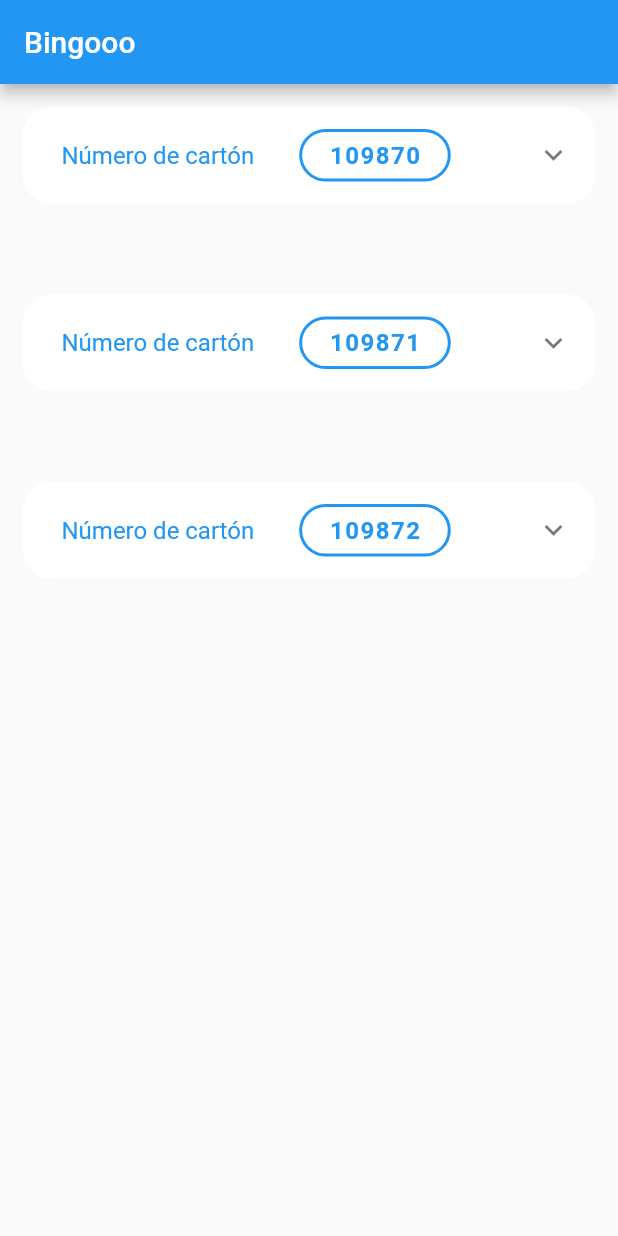
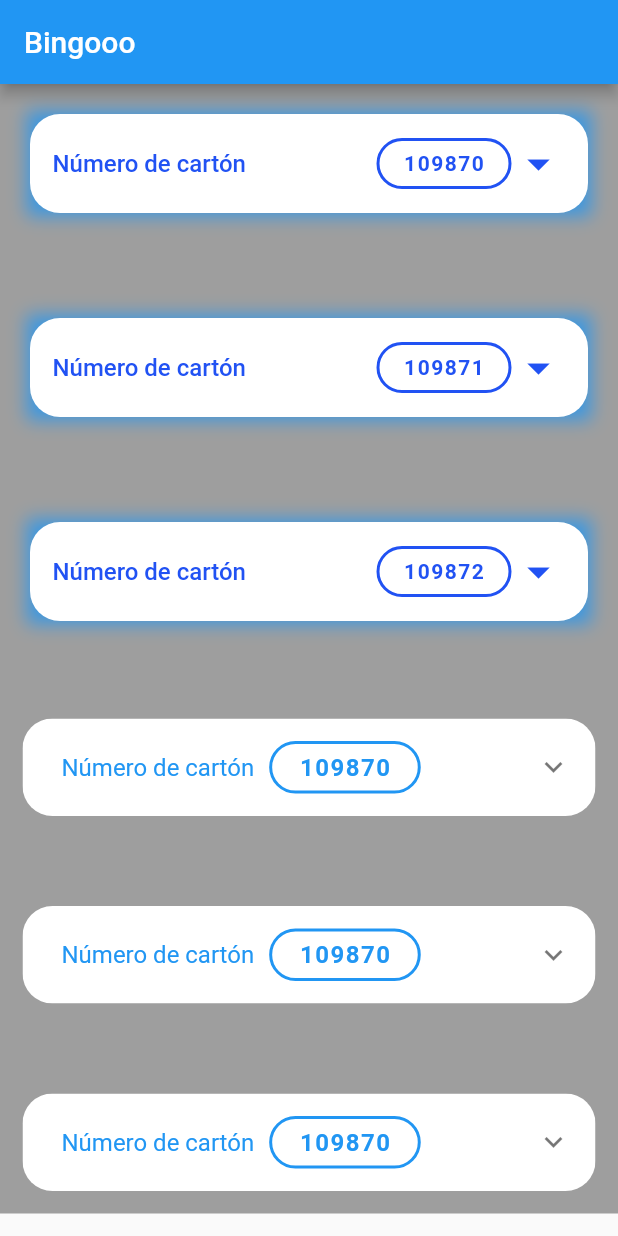
Before and after one commit to flourdes/folding_cardboard, a Flutter app: the screen it shows after launch, on a phone screen of 412 x 824 dp. Run offline on Flutter 3.47's test engine with Material 2 defaults, Android fonts, the phone set to English and light mode, and no system bars.

Commit message:
Update code

```diff
--- a/lib/folding_cardboard_component.dart
+++ b/lib/folding_cardboard_component.dart
@@ -66,7 +66,7 @@ class _FoldingCardboardComponentState extends State<FoldingCardboardComponent> {
                         style: TextStyle(color: widget.color),
                       ),
                       const SizedBox(
-                        width: 30,
+                        width: 10,
                       ),
                       Container(
                         padding: const EdgeInsets.symmetric(
--- /dev/null
+++ b/lib/folding_cardboard_component_custom.dart
@@ -0,0 +1,188 @@
+import 'package:flutter/material.dart';
+
+import 'models/lottery_ticket_model.dart';
+
+class FoldingCardboardComponentCustom extends StatefulWidget {
+  final Color colorMain;
+  final Color backgroundColor;
+  final Color cellColor;
+  final Color cellText;
+  final String title;
+  final LotteryTicketModel lotteryTicketModel;
+
+  const FoldingCardboardComponentCustom({
+    Key? key,
+    this.title = "Número de cartón",
+    required this.lotteryTicketModel,
+    this.colorMain = const Color.fromARGB(255, 33, 82, 243),
+    this.backgroundColor = Colors.white,
+    this.cellText = const Color.fromARGB(255, 125, 125, 125),
+    this.cellColor = const Color.fromARGB(255, 239, 239, 239),
+  }) : super(key: key);
+
+  @override
+  State<FoldingCardboardComponentCustom> createState() =>
+      _FoldingCardboardComponentCustomState();
+}
+
+class _FoldingCardboardComponentCustomState
+    extends State<FoldingCardboardComponentCustom>
+    with SingleTickerProviderStateMixin {
+  bool _isVisible = false;
+
+  late AnimationController _controller;
+
+  @override
+  void initState() {
+    super.initState();
+
+    _controller = AnimationController(
+      vsync: this,
+      duration: const Duration(milliseconds: 200),
+      upperBound: 0.5,
+    );
+  }
+
+  @override
+  void dispose() {
+    super.dispose();
+    _controller.dispose();
+  }
+
+  @override
+  Widget build(BuildContext context) {
+    List<TableRow> carton = List.generate(
+        5,
+        (indexCol) => TableRow(
+            children: List.generate(
+                7,
+                (int index) => Container(
+                      width: MediaQuery.of(context).size.width / 9,
+                      height: MediaQuery.of(context).size.width / 9,
+                      margin: const EdgeInsets.all(5),
+                      decoration: BoxDecoration(
+                          color: widget.cellColor,
+                          borderRadius: BorderRadius.circular(9),
+                          boxShadow: [
+                            BoxShadow(
+                              color: widget.cellColor.withOpacity(0.9),
+                              blurRadius: 2,
+                              offset: const Offset(3.5, 3.5),
+                            ),
+                          ]),
+                      alignment: Alignment.center,
+                      child: Text(
+                        widget.lotteryTicketModel.numberList[indexCol][index]
+                            .toString(),
+                        style: TextStyle(
+                          fontWeight: FontWeight.bold,
+                          fontSize: 14,
+                          color: widget.cellText,
+                        ),
+                      ),
+                    ))));
+
+    return _expansionTable(carton);
+  }
+
+  void _onTap() {
+    setState(() {
+      if (_isVisible) {
+        _controller.reverse(from: 0.5);
+      } else {
+        _controller.forward(from: 0.0);
+      }
+      _isVisible = !_isVisible;
+    });
+  }
+
+  _expansionTable(carton) {
+    return Container(
+      decoration: BoxDecoration(boxShadow: [
+        BoxShadow(
+          color: Colors.blue.withOpacity(0.8),
+          spreadRadius: 2,
+          blurRadius: 9,
+          offset: const Offset(0, 0),
+        ),
+      ]),
+      child: GestureDetector(
+        onTap: _onTap,
+        child: ClipRRect(
+          borderRadius: BorderRadius.circular(20),
+          child: Container(
+            width: double.infinity,
+            decoration: BoxDecoration(
+              color: widget.backgroundColor,
+            ),
+            child: Padding(
+              padding: const EdgeInsets.all(15), //separacion
+              child: Column(
+                mainAxisAlignment: MainAxisAlignment.spaceBetween,
+                children: [
+                  Row(
+                    mainAxisAlignment: MainAxisAlignment.spaceBetween,
+                    children: [
+                      Text(
+                        "Número de cartón",
+                        style: TextStyle(
+                          fontSize: 16,
+                          fontWeight: FontWeight.w500,
+                          color: widget.colorMain, //colorMain
+                        ),
+                      ),
+                      Row(
+                        mainAxisAlignment: MainAxisAlignment.center,
+                        children: [
+                          Container(
+                            height: 34,
+                            width: 90,
+                            alignment: Alignment.center,
+                            decoration: BoxDecoration(
+                              border: Border.all(
+                                width: 2,
+                                color: widget.colorMain, //colorMain
+                              ),
+                              borderRadius: BorderRadius.circular(20),
+                            ),
+                            child: Text(
+                              widget.lotteryTicketModel.number.toString(),
+                              style: TextStyle(
+                                color: widget.colorMain, //colorMain
+                                fontWeight: FontWeight.w600,
+                                letterSpacing: 1,
+                              ),
+                            ),
+                          ),
+                          RotationTransition(
+                            turns: Tween(begin: 0.0, end: 1.0)
+                                .animate(_controller),
+                            child: Icon(
+                              Icons.arrow_drop_down,
+                              size: 36,
+                              color: widget.colorMain,
+                            ),
+                          ),
+                        ],
+                      ),
+                    ],
+                  ),
+                  Visibility(
+                    maintainAnimation: false,
+                    visible: _isVisible,
+                    child: Padding(
+                      padding: const EdgeInsets.only(top: 15),
+                      child: Table(
+                        children: carton,
+                      ),
+                    ),
+                  )
+                ],
+              ),
+            ),
+          ),
+        ),
+      ),
+    );
+  }
+}
--- a/lib/view.dart
+++ b/lib/view.dart
@@ -1,5 +1,6 @@
 import 'package:flutter/material.dart';
-import 'folding_cardboard_component.dart';
+import 'package:folding_cardboard/folding_cardboard_component.dart';
+import 'package:folding_cardboard/folding_cardboard_component_custom.dart';
 import 'models/lottery_ticket_model.dart';
 
 class View extends StatefulWidget {
@@ -13,7 +14,6 @@ class View extends StatefulWidget {
 class _ViewState extends State<View> {
   @override
   Widget build(BuildContext context) {
-
     _generarCarton(n) {
       List<List<int>> carton = [];
       for (int i = 0; i < 5; i++) {
@@ -34,31 +34,45 @@ class _ViewState extends State<View> {
     List<List<int>> cartonB = _generarCarton(5);
     List<List<int>> cartonC = _generarCarton(7);
 
-    LotteryTicketModel lotteryTicketA =
-        LotteryTicketModel(number: 109870, numberList: cartonA);
-    LotteryTicketModel lotteryTicketB =
-        LotteryTicketModel(number: 109871, numberList: cartonB);
-LotteryTicketModel lotteryTicketC =
-        LotteryTicketModel(number: 109872, numberList: cartonC);
+    LotteryTicketModel lotteryTicketA = LotteryTicketModel(number: 109870, numberList: cartonA);
+    LotteryTicketModel lotteryTicketB = LotteryTicketModel(number: 109871, numberList: cartonB);
+    LotteryTicketModel lotteryTicketC = LotteryTicketModel(number: 109872, numberList: cartonC);
 
     return Scaffold(
       appBar: AppBar(
         title: const Text("Bingooo"),
       ),
-        body: SingleChildScrollView(
+      body: Container(
+        color: Colors.grey,
+        child: SingleChildScrollView(
           child: Column(
             crossAxisAlignment: CrossAxisAlignment.center,
             children: [
+              Padding(
+                padding: const EdgeInsets.all(20.0),
+                child: FoldingCardboardComponentCustom(
+                    lotteryTicketModel: lotteryTicketA),
+              ),
+              const SizedBox(height: 30,),
+              Padding(
+                padding: const EdgeInsets.all(20.0),
+                child: FoldingCardboardComponentCustom(
+                    lotteryTicketModel: lotteryTicketB),
+              ),
+              const SizedBox(height: 30,),
+              Padding(
+                padding: const EdgeInsets.all(20.0),
+                child: FoldingCardboardComponentCustom(
+                    lotteryTicketModel: lotteryTicketC),
+              ),
+              const SizedBox(height: 30,),
               FoldingCardboardComponent(lotteryTicketModel: lotteryTicketA),
-                  const SizedBox(
-                    height: 30,
+              const SizedBox(height: 30,),
+              FoldingCardboardComponent(lotteryTicketModel: lotteryTicketA),
+              const SizedBox(height: 30,),
+              FoldingCardboardComponent(lotteryTicketModel: lotteryTicketA),
+            ],
           ),
-                  FoldingCardboardComponent(lotteryTicketModel: lotteryTicketB),
-                  const SizedBox(
-                    height: 30,
-                  ),
-                  FoldingCardboardComponent(lotteryTicketModel: lotteryTicketC),
-                ],
         ),
       ),
     );
```
Lines whose indentation alone changed are shown as unchanged.
